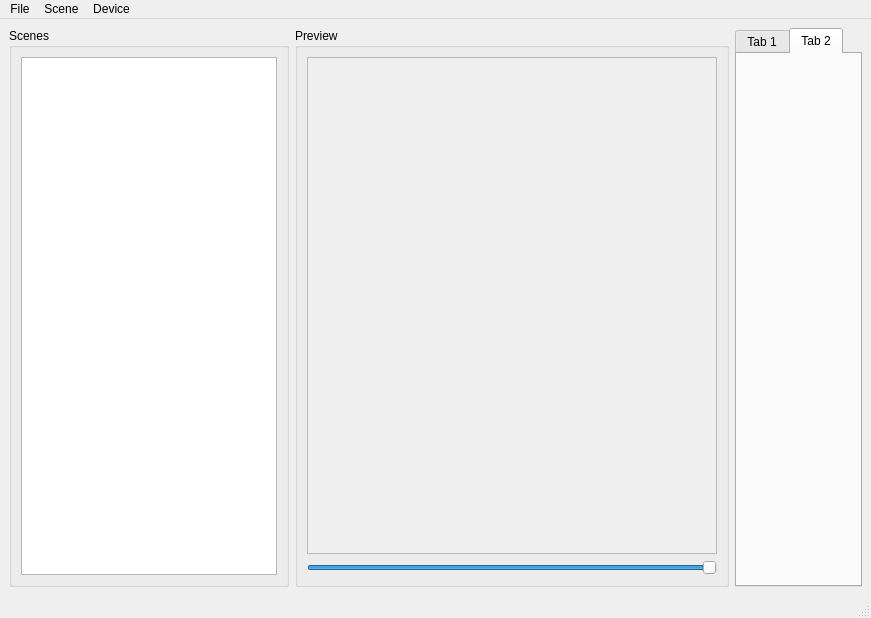
This is app/res/ui/main.ui in HsOjo/AutomatorMaker as Qt 5 draws it before an edit. The edited form follows.
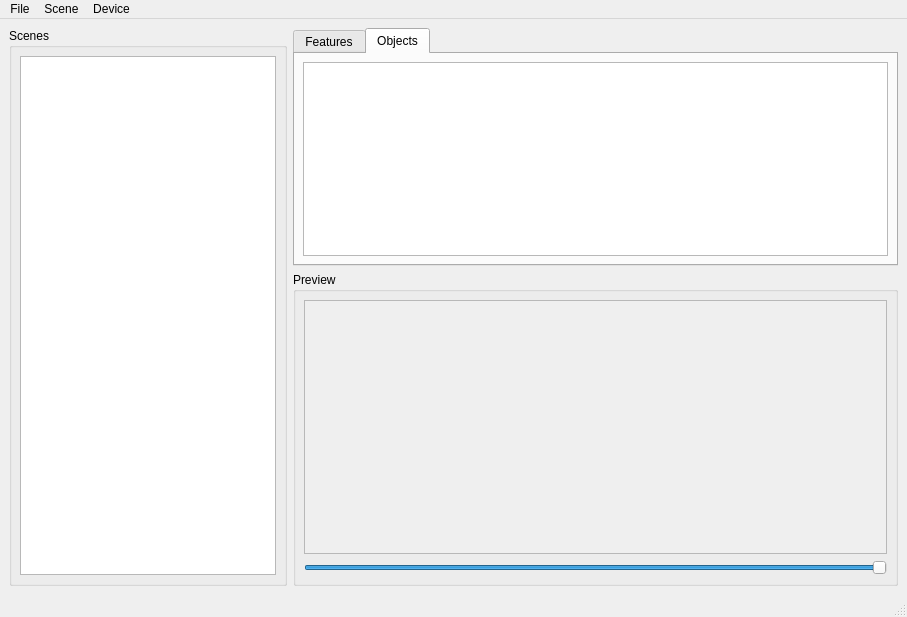
This is the edited form. The open tabs and pages were chosen to show the change.

Commit message: Optimize layout.

```diff
--- a/app/res/ui/main.ui
+++ b/app/res/ui/main.ui
@@ -6,8 +6,8 @@
    <rect>
     <x>0</x>
     <y>0</y>
-    <width>871</width>
-    <height>618</height>
+    <width>907</width>
+    <height>617</height>
    </rect>
   </property>
   <property name="windowTitle">
@@ -18,31 +18,101 @@
   </property>
   <widget class="QWidget" name="centralwidget">
    <layout class="QGridLayout" name="gridLayout">
-    <item row="0" column="0">
-     <widget class="QGroupBox" name="groupBox">
-      <property name="title">
-       <string>Scenes</string>
-      </property>
-      <layout class="QGridLayout" name="gridLayout_2">
        <item row="0" column="1">
-        <widget class="QTableWidget" name="tableWidget">
+     <widget class="QTabWidget" name="tabWidget">
          <property name="sizePolicy">
           <sizepolicy hsizetype="Preferred" vsizetype="Preferred">
            <horstretch>0</horstretch>
            <verstretch>0</verstretch>
           </sizepolicy>
          </property>
+      <property name="currentIndex">
+       <number>1</number>
+      </property>
+      <widget class="QWidget" name="tab">
+       <attribute name="title">
+        <string>Features</string>
+       </attribute>
+       <layout class="QGridLayout" name="gridLayout_4">
+        <property name="leftMargin">
+         <number>8</number>
+        </property>
+        <property name="topMargin">
+         <number>8</number>
+        </property>
+        <property name="rightMargin">
+         <number>8</number>
+        </property>
+        <property name="bottomMargin">
+         <number>8</number>
+        </property>
+        <item row="0" column="0">
+         <widget class="QTableWidget" name="tableWidgetFeatures">
+          <property name="editTriggers">
+           <set>QAbstractItemView::NoEditTriggers</set>
+          </property>
+          <property name="selectionMode">
+           <enum>QAbstractItemView::SingleSelection</enum>
+          </property>
         </widget>
        </item>
       </layout>
      </widget>
-    </item>
-    <item row="0" column="1">
+      <widget class="QWidget" name="tab_2">
+       <attribute name="title">
+        <string>Objects</string>
+       </attribute>
+       <layout class="QGridLayout" name="gridLayout_5">
+        <property name="leftMargin">
+         <number>8</number>
+        </property>
+        <property name="topMargin">
+         <number>8</number>
+        </property>
+        <property name="rightMargin">
+         <number>8</number>
+        </property>
+        <property name="bottomMargin">
+         <number>8</number>
+        </property>
+        <item row="0" column="0">
+         <widget class="QTableWidget" name="tableWidgetObjects">
+          <property name="editTriggers">
+           <set>QAbstractItemView::NoEditTriggers</set>
+          </property>
+          <property name="selectionMode">
+           <enum>QAbstractItemView::SingleSelection</enum>
+          </property>
+         </widget>
+        </item>
+       </layout>
+      </widget>
+     </widget>
+    </item>
+    <item row="1" column="1">
      <widget class="QGroupBox" name="groupBoxPreview">
+      <property name="sizePolicy">
+       <sizepolicy hsizetype="Expanding" vsizetype="Expanding">
+        <horstretch>0</horstretch>
+        <verstretch>0</verstretch>
+       </sizepolicy>
+      </property>
       <property name="title">
        <string>Preview</string>
       </property>
       <layout class="QGridLayout" name="gridLayout_3">
+       <property name="leftMargin">
+        <number>8</number>
+       </property>
+       <property name="topMargin">
+        <number>8</number>
+       </property>
+       <property name="rightMargin">
+        <number>8</number>
+       </property>
+       <property name="bottomMargin">
+        <number>8</number>
+       </property>
        <item row="0" column="0">
         <widget class="QScrollArea" name="scrollArea">
          <property name="widgetResizable">
@@ -53,8 +123,8 @@
            <rect>
             <x>0</x>
             <y>0</y>
-            <width>379</width>
-            <height>473</height>
+            <width>565</width>
+            <height>231</height>
            </rect>
           </property>
           <layout class="QGridLayout" name="gridLayout_Preview">
@@ -100,27 +170,35 @@
       </layout>
      </widget>
     </item>
-    <item row="0" column="2">
-     <widget class="QTabWidget" name="tabWidget">
+    <item row="0" column="0" rowspan="2">
+     <widget class="QGroupBox" name="groupBox">
+      <property name="title">
+       <string>Scenes</string>
+      </property>
+      <layout class="QGridLayout" name="gridLayout_2">
+       <property name="leftMargin">
+        <number>8</number>
+       </property>
+       <property name="topMargin">
+        <number>8</number>
+       </property>
+       <property name="rightMargin">
+        <number>8</number>
+       </property>
+       <property name="bottomMargin">
+        <number>8</number>
+       </property>
+       <item row="0" column="1">
+        <widget class="QTableWidget" name="tableWidgetScenes">
       <property name="sizePolicy">
        <sizepolicy hsizetype="Preferred" vsizetype="Preferred">
         <horstretch>0</horstretch>
         <verstretch>0</verstretch>
        </sizepolicy>
       </property>
-      <property name="currentIndex">
-       <number>0</number>
-      </property>
-      <widget class="QWidget" name="tab">
-       <attribute name="title">
-        <string>Tab 1</string>
-       </attribute>
-      </widget>
-      <widget class="QWidget" name="tab_2">
-       <attribute name="title">
-        <string>Tab 2</string>
-       </attribute>
-      </widget>
+        </widget>
+       </item>
+      </layout>
      </widget>
     </item>
    </layout>
@@ -130,7 +208,7 @@
     <rect>
      <x>0</x>
      <y>0</y>
-     <width>871</width>
+     <width>907</width>
      <height>22</height>
     </rect>
    </property>
```
Lines whose indentation alone changed are shown as unchanged. The commit also changes 3 other files.
